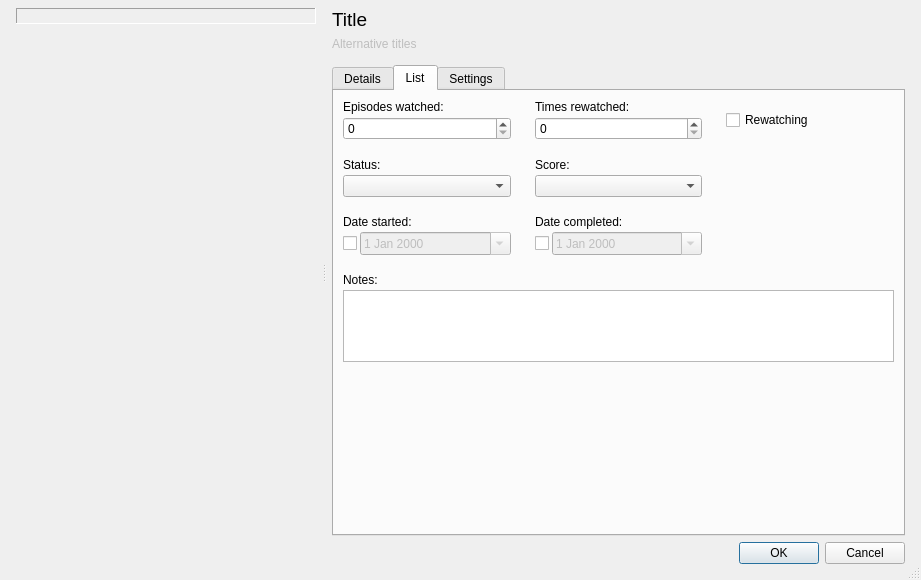
Before: the Qt Designer form src/gui/media/media_dialog.ui in erengy/taiga, drawn with Qt 5.
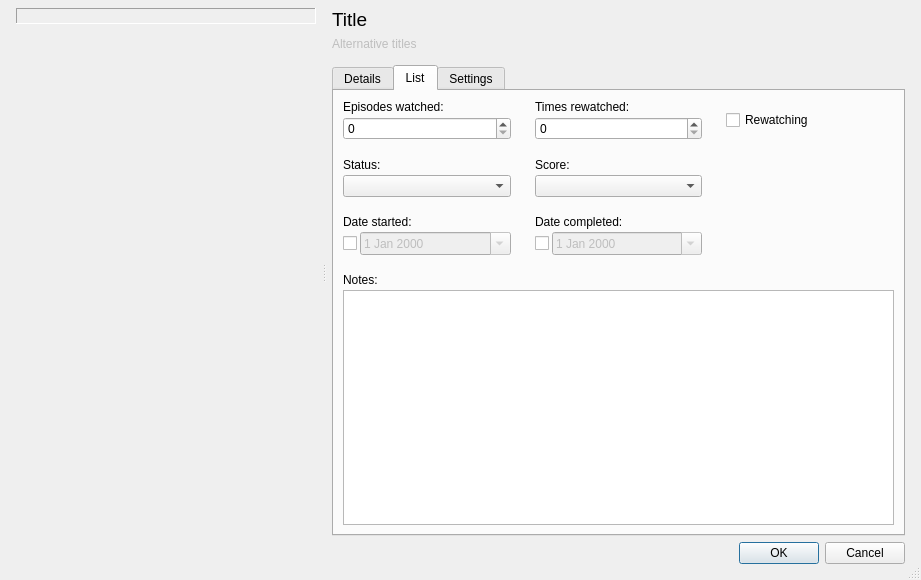
After: the same form once the commit is applied. The open tabs and pages were chosen to show the change.

Commit message: Expand notes widget

Diff of the .ui file:
```diff
--- a/src/gui/media/media_dialog.ui
+++ b/src/gui/media/media_dialog.ui
@@ -400,8 +400,11 @@
                </item>
                <item>
                 <widget class="QPlainTextEdit" name="plainTextEditNotes">
-                 <property name="sizeAdjustPolicy">
-                  <enum>QAbstractScrollArea::SizeAdjustPolicy::AdjustToContents</enum>
+                 <property name="sizePolicy">
+                  <sizepolicy hsizetype="MinimumExpanding" vsizetype="Expanding">
+                   <horstretch>0</horstretch>
+                   <verstretch>0</verstretch>
+                  </sizepolicy>
                  </property>
                  <property name="tabChangesFocus">
                   <bool>true</bool>
@@ -412,19 +415,6 @@
              </item>
             </layout>
            </item>
-           <item>
-            <spacer name="verticalSpacer">
-             <property name="orientation">
-              <enum>Qt::Orientation::Vertical</enum>
-             </property>
-             <property name="sizeHint" stdset="0">
-              <size>
-               <width>20</width>
-               <height>40</height>
-              </size>
-             </property>
-            </spacer>
-           </item>
           </layout>
          </widget>
          <widget class="QWidget" name="settingsTab">
```
Left out of the diff: 36 changed lines with no effect on the pictures.
